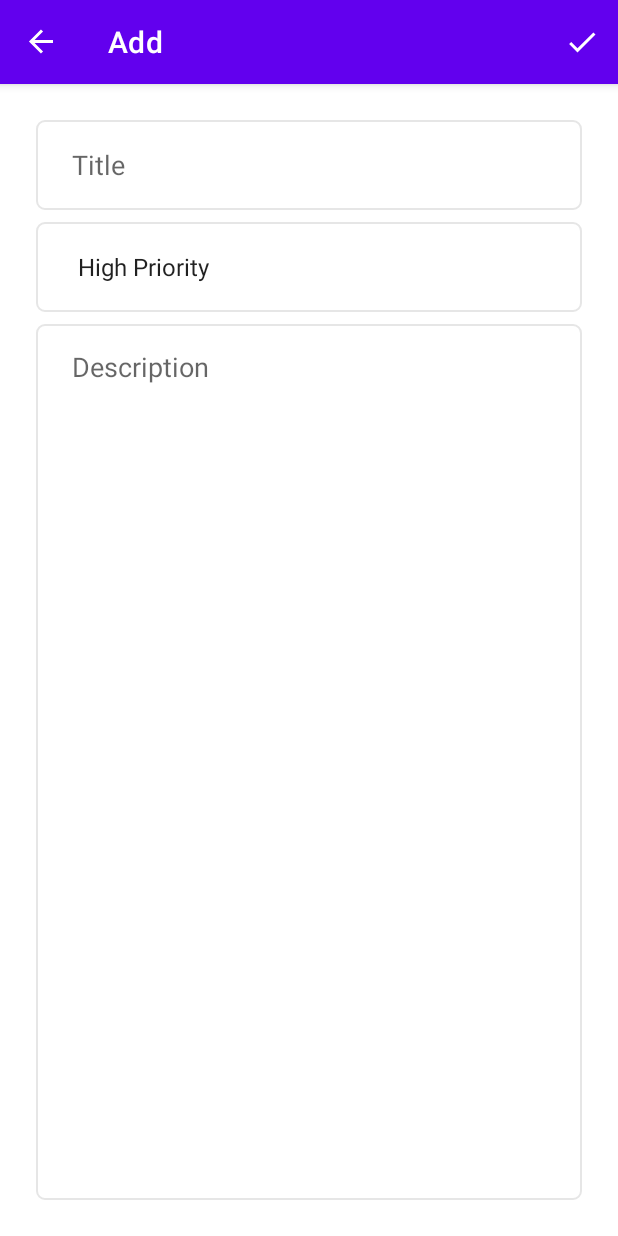
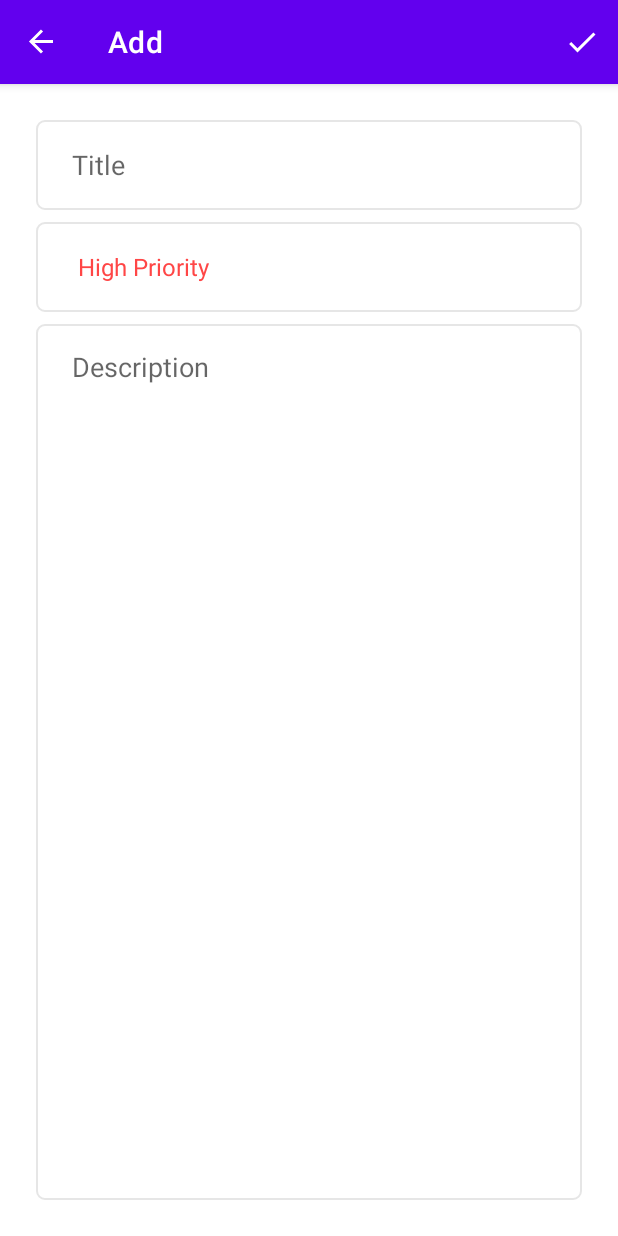
Before and after one commit to tashuseyin/Todo-App, an Android app: the AddFragment screen opened through its navigation route, on a phone screen of 412 x 824 dp. Run offline under Robolectric (Android 15) with nearby library versions, the phone set to English and light mode, and no system bars; our stand-ins replace navigation-ui.

Commit message:
[WIP] UI recyclerview showing

```diff
--- a/app/src/main/java/com/example/todoapp/model/entities/TodoData.kt
+++ b/app/src/main/java/com/example/todoapp/model/entities/TodoData.kt
@@ -1,9 +1,12 @@
 package com.example.todoapp.model.entities
 
+import android.os.Parcelable
 import androidx.room.Entity
 import androidx.room.PrimaryKey
+import kotlinx.parcelize.Parcelize
 
 
+@Parcelize
 @Entity(tableName = "todo_table")
 data class TodoData(
     @PrimaryKey(autoGenerate = true)
@@ -11,4 +14,4 @@ data class TodoData(
     var title: String,
     var priority: Priority,
     var description: String
-)
+) : Parcelable
--- /dev/null
+++ b/app/src/main/java/com/example/todoapp/util/Util.kt
@@ -0,0 +1,72 @@
+package com.example.todoapp.util
+
+import android.content.Context
+import android.text.TextUtils
+import android.view.View
+import android.widget.AdapterView
+import android.widget.TextView
+import androidx.core.content.ContextCompat
+import com.example.todoapp.R
+import com.example.todoapp.model.entities.Priority
+
+
+fun listener(context: Context): AdapterView.OnItemSelectedListener =
+    object : AdapterView.OnItemSelectedListener {
+        override fun onItemSelected(parent: AdapterView<*>?, view: View?, position: Int, id: Long) {
+            when (position) {
+                0 -> {
+                    (parent?.getChildAt(0) as TextView).setTextColor(
+                        ContextCompat.getColor(
+                            context,
+                            R.color.red
+                        )
+                    )
+                }
+
+                1 -> {
+                    (parent?.getChildAt(0) as TextView).setTextColor(
+                        ContextCompat.getColor(
+                            context,
+                            R.color.yellow
+                        )
+                    )
+                }
+
+                2 -> {
+                    (parent?.getChildAt(0) as TextView).setTextColor(
+                        ContextCompat.getColor(
+                            context,
+                            R.color.green
+                        )
+                    )
+                }
+            }
+        }
+
+        override fun onNothingSelected(parent: AdapterView<*>?) {
+            TODO("Not yet implemented")
+        }
+    }
+
+
+fun verifyDataCheck(title: String, description: String): Boolean {
+    return if (TextUtils.isEmpty(title) || TextUtils.isEmpty(description)) {
+        false
+    } else !(TextUtils.isEmpty(title) || TextUtils.isEmpty(description))
+}
+
+
+fun parsePriority(priority: String): Priority {
+    return when (priority) {
+        "High Priority" -> {
+            Priority.HIGH
+        }
+        "Medium Priority" -> {
+            Priority.MEDIUM
+        }
+        "Low Priority" -> {
+            Priority.LOW
+        }
+        else -> Priority.LOW
+    }
+}
--- /dev/null
+++ b/app/src/main/java/com/example/todoapp/view/adapter/ListAdapter.kt
@@ -0,0 +1,32 @@
+package com.example.todoapp.view.adapter
+
+import android.view.LayoutInflater
+import android.view.ViewGroup
+import androidx.recyclerview.widget.RecyclerView
+import com.example.todoapp.databinding.RowLayoutBinding
+import com.example.todoapp.model.entities.TodoData
+
+class ListAdapter(private val onItemClickListener: (Int) -> Unit) :
+    RecyclerView.Adapter<ListViewHolder>() {
+
+
+    var dataList = emptyList<TodoData>()
+
+
+    override fun onCreateViewHolder(parent: ViewGroup, viewType: Int): ListViewHolder {
+        val binding = RowLayoutBinding.inflate(LayoutInflater.from(parent.context), parent, false)
+        return ListViewHolder(binding)
+    }
+
+    override fun onBindViewHolder(holder: ListViewHolder, position: Int) {
+        holder.bind(dataList[position], onItemClickListener)
+    }
+
+    override fun getItemCount() = dataList.size
+
+
+    fun setData(todoData: List<TodoData>) {
+        dataList = todoData
+        notifyDataSetChanged()
+    }
+}
--- a/app/src/main/java/com/example/todoapp/view/ui/activites/MainActivity.kt
+++ b/app/src/main/java/com/example/todoapp/view/ui/activites/MainActivity.kt
@@ -1,10 +1,7 @@
 package com.example.todoapp.view.ui.activites
 
-import android.content.Context
+import android.os.Bundle
 import androidx.appcompat.app.AppCompatActivity
-import android.os.Bundle
-import android.view.View
-import android.view.inputmethod.InputMethodManager
 import androidx.navigation.findNavController
 import androidx.navigation.ui.setupActionBarWithNavController
 import com.example.todoapp.R
--- a/app/src/main/java/com/example/todoapp/view/ui/fragment/add/AddFragment.kt
+++ b/app/src/main/java/com/example/todoapp/view/ui/fragment/add/AddFragment.kt
@@ -2,7 +2,6 @@ package com.example.todoapp.view.ui.fragment.add
 
 import android.content.Context
 import android.os.Bundle
-import android.text.TextUtils
 import android.view.*
 import android.view.inputmethod.InputMethodManager
 import android.widget.Toast
@@ -12,18 +11,20 @@ import androidx.lifecycle.lifecycleScope
 import androidx.navigation.fragment.findNavController
 import com.example.todoapp.R
 import com.example.todoapp.databinding.FragmentAddBinding
-import com.example.todoapp.model.entities.Priority
+import com.example.todoapp.util.listener
 import com.example.todoapp.model.entities.TodoData
+import com.example.todoapp.util.parsePriority
+import com.example.todoapp.util.verifyDataCheck
 import com.example.todoapp.viewmodel.TodoViewModel
 import kotlinx.coroutines.launch
-
 
 class AddFragment : Fragment() {
 
     private var _binding: FragmentAddBinding? = null
     private val binding get() = _binding!!
 
-    private lateinit var viewModel: TodoViewModel
+    private lateinit var todoViewModel: TodoViewModel
+
 
     override fun onCreateView(
         inflater: LayoutInflater, container: ViewGroup?,
@@ -31,13 +32,15 @@ class AddFragment : Fragment() {
     ): View {
         _binding = FragmentAddBinding.inflate(inflater, container, false)
         setHasOptionsMenu(true)
+        binding.spinnerPriorities.onItemSelectedListener = context?.let { listener(it) }
+
         return binding.root
     }
 
     override fun onViewCreated(view: View, savedInstanceState: Bundle?) {
         super.onViewCreated(view, savedInstanceState)
 
-        viewModel = ViewModelProvider(this).get(TodoViewModel::class.java)
+        todoViewModel = ViewModelProvider(this).get(TodoViewModel::class.java)
     }
 
     override fun onCreateOptionsMenu(menu: Menu, inflater: MenuInflater) {
@@ -63,7 +66,7 @@ class AddFragment : Fragment() {
             val data = TodoData(0, mTitle, parsePriority(mPriority), mDescription)
 
             lifecycleScope.launch {
-                viewModel.insert(data)
+                todoViewModel.insert(data)
             }
             Toast.makeText(context, "Successfully added", Toast.LENGTH_SHORT).show()
             findNavController().navigate(AddFragmentDirections.actionAddFragmentToListFragment())
@@ -74,31 +77,10 @@ class AddFragment : Fragment() {
 
     }
 
-    private fun verifyDataCheck(title: String, description: String): Boolean {
-        return if (TextUtils.isEmpty(title) || TextUtils.isEmpty(description)) {
-            false
-        } else !(TextUtils.isEmpty(title) || TextUtils.isEmpty(description))
-    }
-
-
-    private fun parsePriority(priority: String): Priority {
-        return when (priority) {
-            "High Priority" -> {
-                Priority.HIGH
-            }
-            "Medium Priority" -> {
-                Priority.MEDIUM
-            }
-            "Low Priority" -> {
-                Priority.LOW
-            }
-            else -> Priority.LOW
-        }
-    }
-
 
     private fun closeKeyBoard() {
-        val imm = requireActivity().getSystemService(Context.INPUT_METHOD_SERVICE) as InputMethodManager
+        val imm =
+            requireActivity().getSystemService(Context.INPUT_METHOD_SERVICE) as InputMethodManager
         imm.hideSoftInputFromWindow(view?.windowToken, 0)
     }
 
--- a/app/src/main/java/com/example/todoapp/view/ui/fragment/list/ListFragment.kt
+++ b/app/src/main/java/com/example/todoapp/view/ui/fragment/list/ListFragment.kt
@@ -3,11 +3,17 @@ package com.example.todoapp.view.ui.fragment.list
 import android.os.Bundle
 import android.view.*
 import androidx.fragment.app.Fragment
+import androidx.lifecycle.ViewModelProvider
 import androidx.navigation.fragment.findNavController
 import com.example.todoapp.R
 import com.example.todoapp.databinding.ListFragmentBinding
+import com.example.todoapp.view.adapter.ListAdapter
+import com.example.todoapp.viewmodel.ListViewModel
 
 class ListFragment : Fragment() {
+
+    private lateinit var adapter: ListAdapter
+    private lateinit var listViewModel: ListViewModel
 
     private var _binding: ListFragmentBinding? = null
     private val binding get() = _binding!!
@@ -24,19 +30,34 @@ class ListFragment : Fragment() {
     override fun onViewCreated(view: View, savedInstanceState: Bundle?) {
         super.onViewCreated(view, savedInstanceState)
 
+        listViewModel = ViewModelProvider(this).get(ListViewModel::class.java)
+        initRecyclerView()
+        setListener()
+
+        listViewModel.currentTodoData?.observe(viewLifecycleOwner) {
+            adapter.setData(it)
+        }
+    }
+
+    private fun setListener() {
         binding.addFabButton.setOnClickListener {
             findNavController().navigate(ListFragmentDirections.actionListFragmentToAddFragment())
         }
-        binding.listLayout.setOnClickListener {
-            findNavController().navigate(ListFragmentDirections.actionListFragmentToUpdateFragment())
+
+    }
+
+    private fun initRecyclerView() {
+        adapter = ListAdapter{position ->
+            val data = adapter.dataList[position]
+            findNavController().navigate(ListFragmentDirections.actionListFragmentToUpdateFragment(data))
         }
+        binding.recyclerview.adapter = adapter
     }
 
 
     override fun onCreateOptionsMenu(menu: Menu, inflater: MenuInflater) {
         inflater.inflate(R.menu.list_menu, menu)
     }
-
 
 
     override fun onDestroyView() {
--- /dev/null
+++ b/app/src/main/java/com/example/todoapp/viewmodel/ListViewModel.kt
@@ -0,0 +1,18 @@
+package com.example.todoapp.viewmodel
+
+import androidx.lifecycle.LiveData
+import androidx.lifecycle.ViewModel
+import com.example.todoapp.model.database.TodoRepository
+import com.example.todoapp.model.entities.TodoData
+
+class ListViewModel : ViewModel() {
+
+    private val repository = TodoRepository
+
+    private var _currentTodoData: LiveData<List<TodoData>>? = getAllData()
+    val currentTodoData = _currentTodoData
+
+
+
+    private fun getAllData(): LiveData<List<TodoData>>? = repository.getAllData
+}
--- a/app/src/main/java/com/example/todoapp/viewmodel/TodoViewModel.kt
+++ b/app/src/main/java/com/example/todoapp/viewmodel/TodoViewModel.kt
@@ -11,6 +11,4 @@ class TodoViewModel : ViewModel() {
     suspend fun insert(todoData: TodoData) {
         repository.insertData(todoData = todoData)
     }
-
-
 }
--- a/app/src/main/res/layout/list_fragment.xml
+++ b/app/src/main/res/layout/list_fragment.xml
@@ -12,6 +12,9 @@
         android:id="@+id/recyclerview"
         android:layout_width="match_parent"
         android:layout_height="match_parent"
+        android:paddingTop="8dp"
+        android:clipToPadding="false"
+        app:layoutManager="androidx.recyclerview.widget.LinearLayoutManager"
         app:layout_constraintBottom_toBottomOf="parent"
         app:layout_constraintEnd_toEndOf="parent"
         app:layout_constraintStart_toStartOf="parent"
--- a/app/src/main/res/navigation/nav_graph.xml
+++ b/app/src/main/res/navigation/nav_graph.xml
@@ -46,5 +46,8 @@
             app:destination="@id/listFragment"
             app:enterAnim="@anim/from_right"
             app:exitAnim="@anim/to_left" />
+        <argument
+            android:name="currentItem"
+            app:argType="com.example.todoapp.model.entities.TodoData" />
     </fragment>
 </navigation>
```
Also changed, not shown: app/src/main/java/com/example/todoapp/view/adapter/ListViewHolder.kt (added, +46 -0 lines), app/src/main/java/com/example/todoapp/view/ui/fragment/update/UpdateFragment.kt (+14 -1 lines), app/src/main/res/drawable/item_background.xml (added, +10 -0 lines), app/src/main/res/drawable/item_radius.xml (added, +7 -0 lines), app/src/main/res/layout/row_layout.xml (added, +54 -0 lines).
